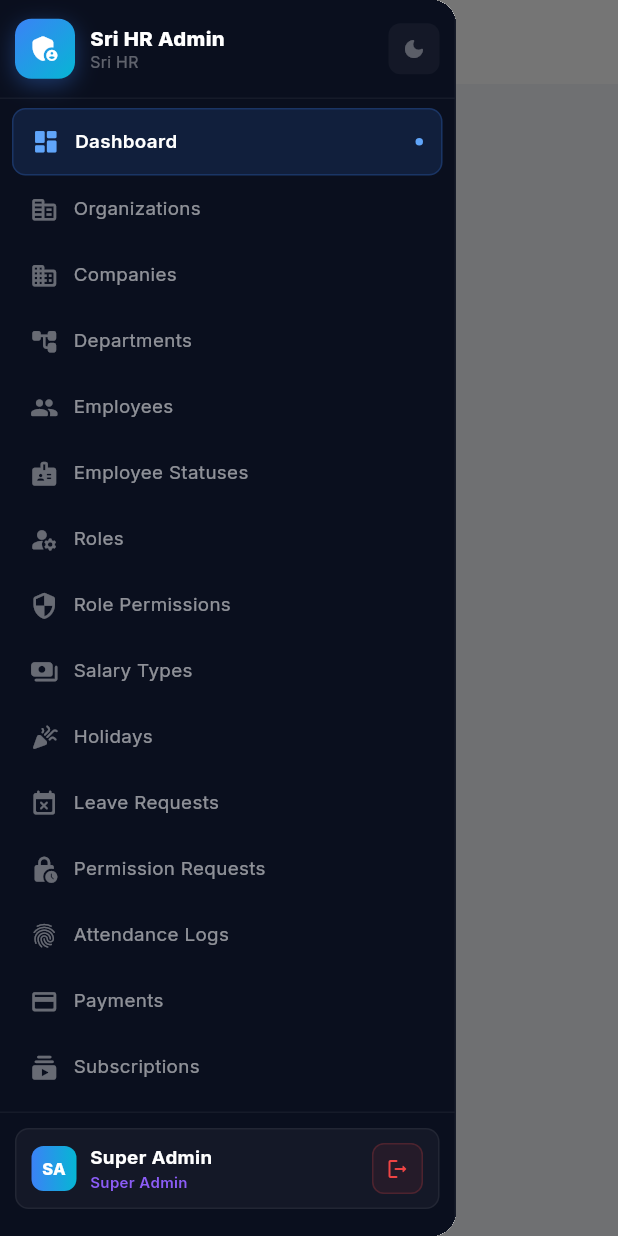
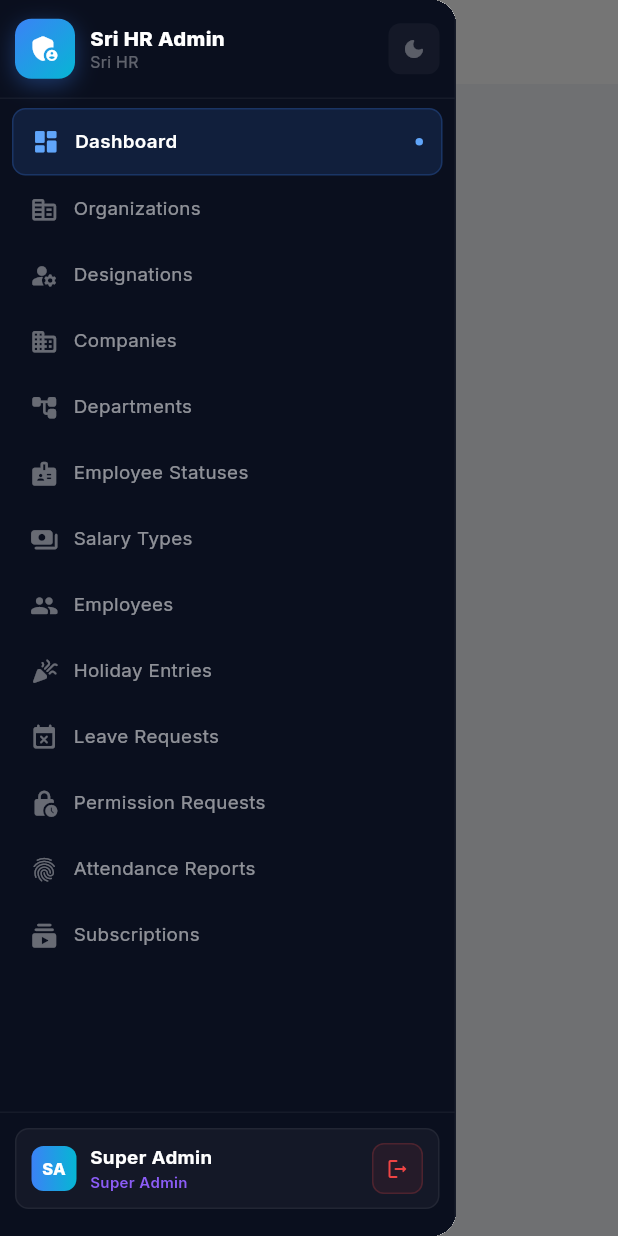
Before and after one commit to Santhosh-Flutter-Developer/Punch-App-Admin, a Flutter app: the MainLayout screen opened directly with empty values, with the side drawer open, on a phone screen of 412 x 824 dp. Run offline on Flutter 3.47's test engine with Material 3 defaults, Android fonts, the phone set to English and light mode, and no system bars; our stand-ins replace get, google_fonts, responsive_grid, supabase_flutter; accounts and stored records are empty.

Commit message:
feat: sidebar added

```diff
--- a/lib/presentation/sidebar/ui/app_sidebar.dart
+++ b/lib/presentation/sidebar/ui/app_sidebar.dart
@@ -16,18 +16,13 @@ const items = <NavItem>[
     Icons.corporate_fare_rounded,
     AppRoutes.organizations,
   ),
+  NavItem('Designations', Icons.manage_accounts_rounded, AppRoutes.roles),
   NavItem('Companies', Icons.business_rounded, AppRoutes.companies),
   NavItem('Departments', Icons.account_tree_rounded, AppRoutes.departments),
+  NavItem('Employee Statuses', Icons.badge_rounded, AppRoutes.employeeStatuses),
+  NavItem('Salary Types', Icons.payments_rounded, AppRoutes.salaryTypes),
   NavItem('Employees', Icons.people_rounded, AppRoutes.employees),
-  NavItem('Employee Statuses', Icons.badge_rounded, AppRoutes.employeeStatuses),
-  NavItem('Roles', Icons.manage_accounts_rounded, AppRoutes.roles),
-  NavItem(
-    'Role Permissions',
-    Icons.security_rounded,
-    AppRoutes.rolePermissions,
-  ),
-  NavItem('Salary Types', Icons.payments_rounded, AppRoutes.salaryTypes),
-  NavItem('Holidays', Icons.celebration_rounded, AppRoutes.holidays),
+  NavItem('Holiday Entries', Icons.celebration_rounded, AppRoutes.holidays),
   NavItem('Leave Requests', Icons.event_busy_rounded, AppRoutes.leaveRequests),
   NavItem(
     'Permission Requests',
@@ -35,27 +30,32 @@ const items = <NavItem>[
     AppRoutes.permissionRequests,
   ),
   NavItem(
-    'Attendance Logs',
+    'Attendance Reports',
     Icons.fingerprint_rounded,
     AppRoutes.attendanceLogs,
   ),
-  NavItem('Payments', Icons.credit_card_rounded, AppRoutes.payments),
+  // NavItem(
+  //   'Role Permissions',
+  //   Icons.security_rounded,
+  //   AppRoutes.rolePermissions,
+  // ),
+  // NavItem('Payments', Icons.credit_card_rounded, AppRoutes.payments),
   NavItem(
     'Subscriptions',
     Icons.subscriptions_rounded,
     AppRoutes.subscriptions,
   ),
-  NavItem(
-    'Subscription Plans',
-    Icons.workspace_premium_rounded,
-    AppRoutes.subscriptionPlans,
-  ),
-  NavItem(
-    'User Company Access',
-    Icons.admin_panel_settings_rounded,
-    AppRoutes.userCompanyAccess,
-  ),
-  NavItem('Users', Icons.person_rounded, AppRoutes.users),
+  // NavItem(
+  //   'Subscription Plans',
+  //   Icons.workspace_premium_rounded,
+  //   AppRoutes.subscriptionPlans,
+  // ),
+  // NavItem(
+  //   'User Company Access',
+  //   Icons.admin_panel_settings_rounded,
+  //   AppRoutes.userCompanyAccess,
+  // ),
+  // NavItem('Users', Icons.person_rounded, AppRoutes.users),
 ];
 
 class AppSidebar extends StatelessWidget {
--- a/lib/services/supabase_service.dart
+++ b/lib/services/supabase_service.dart
@@ -2,9 +2,9 @@ import 'package:flutter/material.dart';
 import 'package:supabase_flutter/supabase_flutter.dart';
 
 class SupabaseConfig {
-  static const String url = 'https://whitusrdpprsxgtntvrw.supabase.co';
+  static const String url = 'https://cdsyrbktwxbdptwifbpb.supabase.co';
   static const String anonKey =
-      'eyJhbGciOiJIUzI1NiIsInR5cCI6IkpXVCJ9.eyJpc3MiOiJzdXBhYmFzZSIsInJlZiI6IndoaXR1c3JkcHByc3hndG50dnJ3Iiwicm9sZSI6ImFub24iLCJpYXQiOjE3Nzc1NjU1MTQsImV4cCI6MjA5MzE0MTUxNH0.RTAuE8ZhH5Uh6RRKA17znXRiCzllTuKDx89KDx0OxkQ';
+      'eyJhbGciOiJIUzI1NiIsInR5cCI6IkpXVCJ9.eyJpc3MiOiJzdXBhYmFzZSIsInJlZiI6ImNkc3lyYmt0d3hiZHB0d2lmYnBiIiwicm9sZSI6ImFub24iLCJpYXQiOjE3ODAwNDc1MzgsImV4cCI6MjA5NTYyMzUzOH0.cYt_dy2drgR9Q5HWa1yk1CaYCq5gEOguyl9fFMKSIe0';
 }
 
 class SupabaseService {
```
